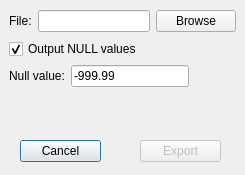
This is GridUI/gridexportdialog.ui in fsoos74/su as Qt 5 draws it before an edit. The edited form follows.
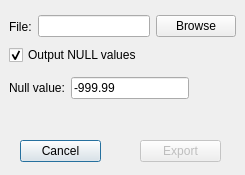
This is the edited form. Icons and pictures are not drawn.

Commit message: Added filter class for azimuth and offset restriction of traces in processes and curve viewer.

```diff
--- a/GridUI/gridexportdialog.ui
+++ b/GridUI/gridexportdialog.ui
@@ -42,13 +42,13 @@
     <string>Export</string>
    </property>
   </widget>
-  <widget class="QWidget" name="">
+  <widget class="QWidget" name="layoutWidget">
    <property name="geometry">
     <rect>
      <x>9</x>
      <y>9</y>
      <width>227</width>
-     <height>24</height>
+     <height>35</height>
     </rect>
    </property>
    <layout class="QHBoxLayout" name="horizontalLayout">
@@ -71,13 +71,13 @@
     </item>
    </layout>
   </widget>
-  <widget class="QWidget" name="">
+  <widget class="QWidget" name="layoutWidget">
    <property name="geometry">
     <rect>
      <x>9</x>
      <y>39</y>
      <width>180</width>
-     <height>50</height>
+     <height>67</height>
     </rect>
    </property>
    <layout class="QGridLayout" name="gridLayout">
```
Left out of the diff: 8 changed lines with no effect on the pictures. The commit also changes 57 other files.
